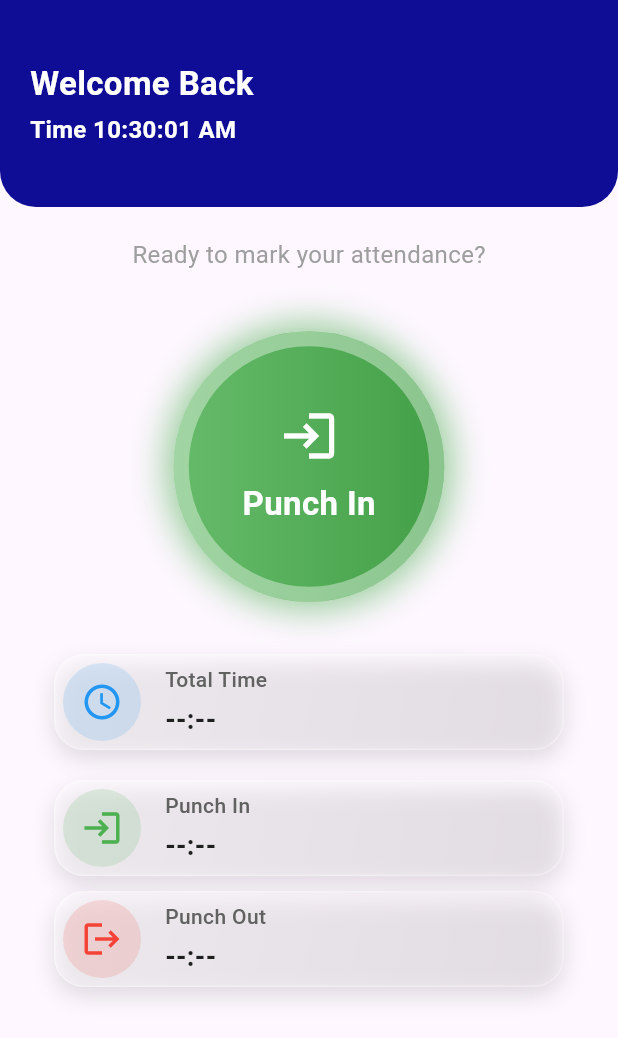
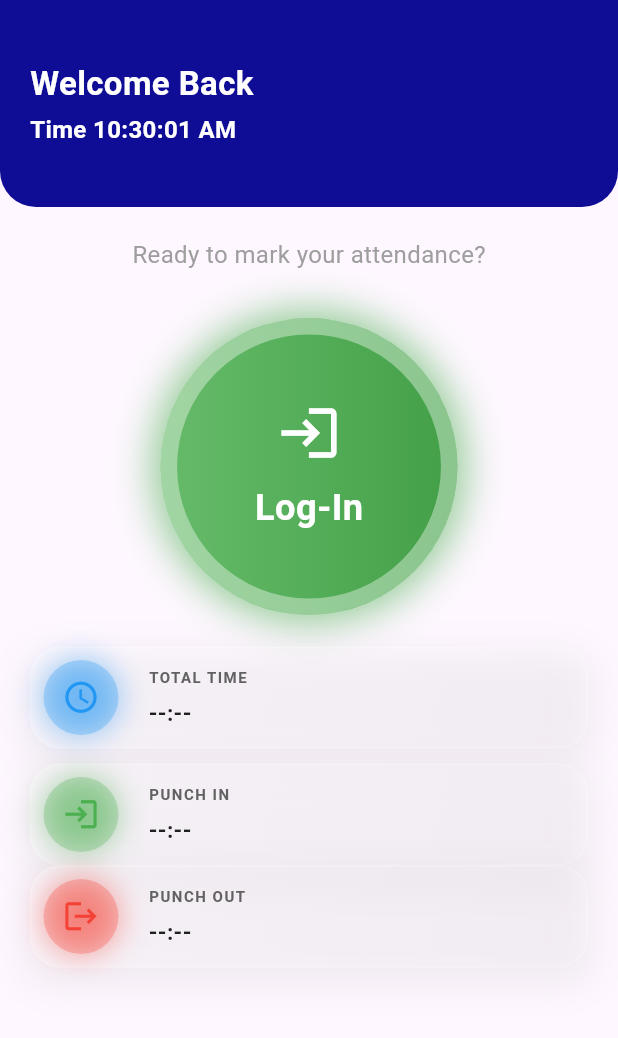
Before and after one commit to Jit003/employee-management-, a Flutter app: the AttendanceScreen screen opened by its route, on a phone screen of 412 x 824 dp. Shown: the top 1038 px of the screen. Run offline on Flutter 3.47's test engine with Material 3 defaults, Android fonts, the phone set to English and light mode, and no system bars; our stand-ins replace fl_chart, flutter_slidable, flutter_tts, fluttertoast, get, video_player and 1 more.

Commit message:
few changes

```diff
--- a/lib/controller/animation_controller.dart
+++ b/lib/controller/animation_controller.dart
@@ -9,7 +9,7 @@ class PunchAnimationController extends GetxController with GetSingleTickerProvid
   void onInit() {
     animationController = AnimationController(
       vsync: this,
-      duration: const Duration(seconds: 1),
+      duration: const Duration(seconds: 2),
     )..repeat(reverse: true);
 
     scaleAnimation = Tween<double>(begin: 1.0, end: 1.1).animate(
--- a/lib/controller/attendance_controller.dart
+++ b/lib/controller/attendance_controller.dart
@@ -15,9 +15,9 @@ class AttendanceController extends GetxController {
       punchInTime.value = DateTime.now();
       punchOutTime.value = null;
       totalDuration.value = "";
-      speak('Punch-in Successfull');
+      speak('Login Successfull');
       Fluttertoast.showToast(
-          msg: "Punch-in Successfull",
+          msg: "Log-in Successfull",
           toastLength: Toast.LENGTH_SHORT,
           gravity: ToastGravity.BOTTOM,
           backgroundColor: Colors.green,
@@ -27,9 +27,9 @@ class AttendanceController extends GetxController {
     } else {
       punchOutTime.value = DateTime.now();
       calculateDuration();
-      speak('Punch-out Successfull');
+      speak('Logout Successfull');
       Fluttertoast.showToast(
-          msg: "Punch-Out Successfull",
+          msg: "Log-Out Successfull",
           toastLength: Toast.LENGTH_SHORT,
           gravity: ToastGravity.BOTTOM,
           backgroundColor: Colors.red,
@@ -45,7 +45,7 @@ class AttendanceController extends GetxController {
       final diff = punchOutTime.value!.difference(punchInTime.value!);
       final hours = diff.inHours;
       final minutes = diff.inMinutes % 60;
-      final seconds = diff.inSeconds;
+      final seconds = diff.inSeconds % 60;
       totalDuration.value = "${hours}h ${minutes}m ${seconds}s";
     }
   }
--- a/lib/main.dart
+++ b/lib/main.dart
@@ -2,7 +2,6 @@ import 'package:flutter/material.dart';
 import 'package:get/get.dart';
 import 'package:kredipal/routes/app_pages.dart';
 import 'package:kredipal/routes/app_routes.dart';
-import 'package:kredipal/views/splash_screen.dart';
 
 void main() {
   runApp(MyApp());
--- a/lib/views/attendance_screen.dart
+++ b/lib/views/attendance_screen.dart
@@ -1,6 +1,5 @@
 import 'package:flutter/material.dart';
 import 'package:get/get.dart';
-import 'package:kredipal/constant/app_color.dart';
 import 'package:kredipal/controller/attendance_controller.dart';
 import 'package:kredipal/widgets/custom_header.dart';
 
@@ -20,7 +19,9 @@ class AttendanceScreen extends StatelessWidget {
       body: Column(
         children: [
           customHeader("Welcome Back", ""),
-          Padding(
+          Expanded(
+            child: SingleChildScrollView(
+              child: Padding(
                 padding: const EdgeInsets.all(20.0),
                 child: Column(
                   crossAxisAlignment: CrossAxisAlignment.center,
@@ -83,8 +84,8 @@ class AttendanceScreen extends StatelessWidget {
                                         const SizedBox(height: 10),
                                         Text(
                                           controller.isPunchedIn.value
-                                          ? "Punch Out"
-                                          : "Punch In",
+                                              ? "Log-Out"
+                                              : "Log-In",
                                           style: const TextStyle(
                                             color: Colors.white,
                                             fontSize: 22,
@@ -128,7 +129,10 @@ class AttendanceScreen extends StatelessWidget {
                         )),
 
                     const SizedBox(height: 10),
+
                   ],
+                ),
+              ),
             ),
           ),
         ],
--- a/lib/widgets/attendance_time_widget.dart
+++ b/lib/widgets/attendance_time_widget.dart
@@ -1,4 +1,3 @@
-// Punch Info Card Widget
 import 'package:flutter/material.dart';
 
 Widget punchInfoCard({
@@ -8,62 +7,91 @@ Widget punchInfoCard({
   required String time,
 }) {
   return Container(
-    margin: const EdgeInsets.symmetric(vertical: 5, horizontal: 16),
-    padding: const EdgeInsets.all(5),
+    padding: const EdgeInsets.all(8),
     decoration: BoxDecoration(
       borderRadius: BorderRadius.circular(20),
       gradient: LinearGradient(
         colors: [
-          Colors.white.withOpacity(0.4),
-          Colors.white.withOpacity(0.1),
+          Colors.white.withOpacity(0.3),
+          Colors.white.withOpacity(0.05),
         ],
         begin: Alignment.topLeft,
         end: Alignment.bottomRight,
       ),
+      border: Border.all(
+        color: Colors.white.withOpacity(0.2),
+        width: 1.0,
+      ),
       boxShadow: [
         BoxShadow(
-          color: Colors.black12,
-          blurRadius: 12,
-          offset: const Offset(0, 6),
+          color: Colors.black.withOpacity(0.05),
+          blurRadius: 20,
+          spreadRadius: 5,
+          offset: const Offset(0, 8),
         ),
       ],
-      border: Border.all(
-        color: Colors.white.withOpacity(0.3),
-      ),
     ),
     child: Row(
       children: [
+        // Glowing Icon Circle
         Container(
+          width: 50,
+          height: 50,
           decoration: BoxDecoration(
             shape: BoxShape.circle,
-            color: iconColor.withOpacity(0.15),
+            gradient: RadialGradient(
+              colors: [
+                iconColor.withOpacity(0.4),
+                iconColor.withOpacity(0.2),
+              ],
+              center: Alignment.center,
+              radius: 0.8,
             ),
-          padding: const EdgeInsets.all(12),
-          child: Icon(icon, color: iconColor, size: 28),
+            boxShadow: [
+              BoxShadow(
+                color: iconColor.withOpacity(0.4),
+                blurRadius: 16,
+                spreadRadius: 2,
               ),
-        const SizedBox(width: 16),
-        Column(
+            ],
+          ),
+          child: Center(
+            child: Icon(
+              icon,
+              color: iconColor,
+              size: 25,
+            ),
+          ),
+        ),
+
+        const SizedBox(width: 20),
+
+        // Label + Time
+        Expanded(
+          child: Column(
             crossAxisAlignment: CrossAxisAlignment.start,
             children: [
               Text(
-              label,
+                label.toUpperCase(),
                 style: TextStyle(
-                fontSize: 14,
+                  fontSize: 10,
+                  fontWeight: FontWeight.bold,
                   color: Colors.grey.shade700,
-                fontWeight: FontWeight.w500,
+                  letterSpacing: 1,
                 ),
               ),
-            const SizedBox(height: 4),
+              const SizedBox(height: 6),
               Text(
                 time,
                 style: const TextStyle(
-                fontSize: 18,
-                fontWeight: FontWeight.bold,
+                  fontSize: 15,
+                  fontWeight: FontWeight.w600,
                   color: Colors.black87,
                 ),
               ),
             ],
-        )
+          ),
+        ),
       ],
     ),
   );
```
Lines whose indentation alone changed are shown as unchanged.
